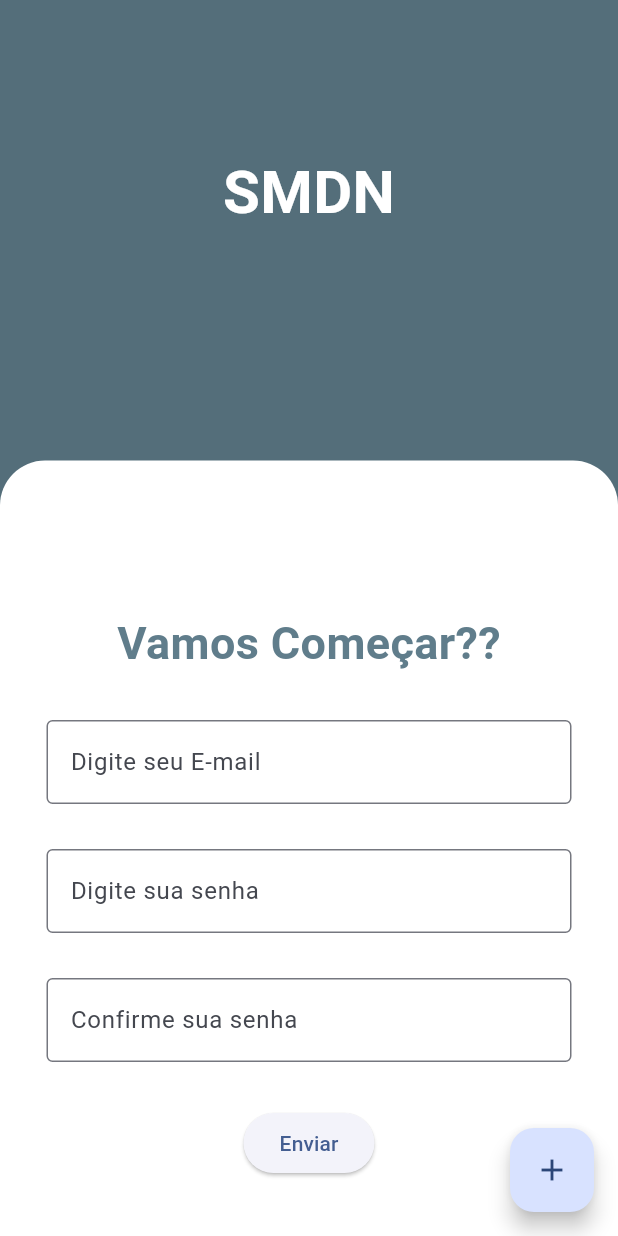
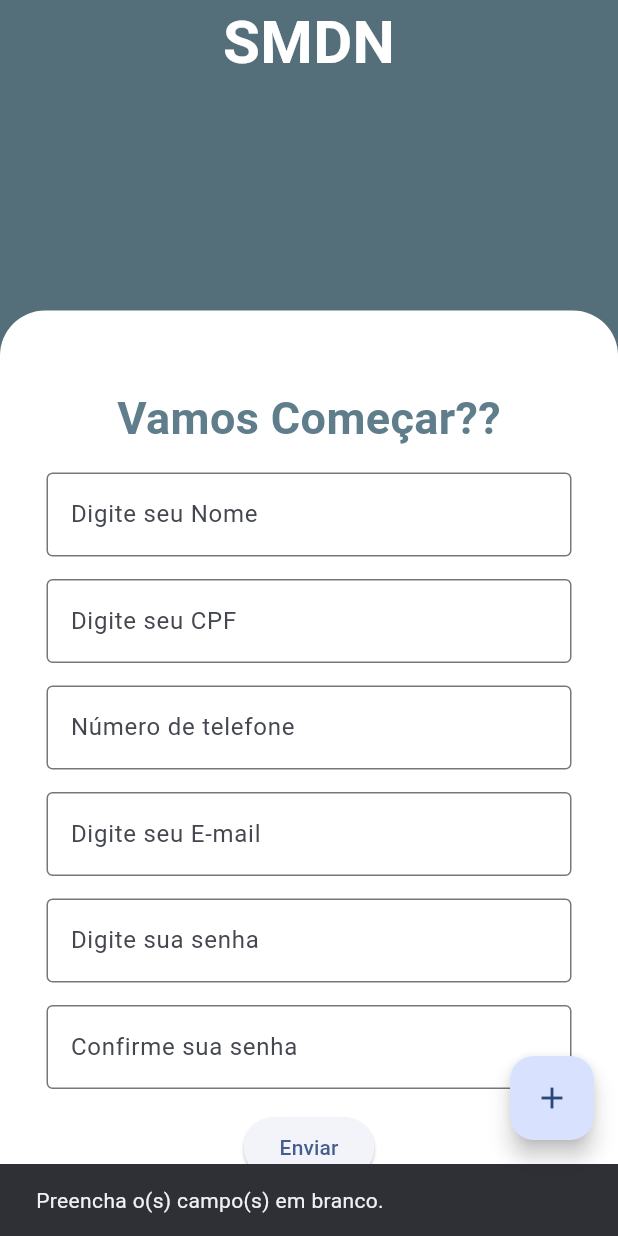
Before and after one commit to Beto-Ribeiro/Projeto-Integrador-SMDN, a Flutter app: the screen it shows after launch, after a tap on "Enviar", on a phone screen of 412 x 824 dp. Run offline on Flutter 3.47's test engine with Material 3 defaults, Android fonts, the phone set to English and light mode, and no system bars; our stand-ins replace supabase_flutter; accounts and stored records are empty.

Commit message:
Tela de Cadastro - V0.2 - Textboxes Separadas

```diff
--- a/lib/main.dart
+++ b/lib/main.dart
@@ -10,8 +10,6 @@ void main() async {
   );
 
   runApp(const MyApp());
-
-
 }
 
 class MyApp extends StatelessWidget {
@@ -30,71 +28,8 @@ class MyApp extends StatelessWidget {
   }
 }
 
-class EmailTextbox extends StatelessWidget {
-  const EmailTextbox({super.key});
-
-  @override
-  Widget build(BuildContext context) {
-    return const SizedBox(
-      width: 350,
-      child: TextField(
-        obscureText: false,
-        decoration: InputDecoration(
-          border: OutlineInputBorder(),
-          labelText: 'Digite seu E-mail',
-        ),
-      ),
-    );
-  }
-}
-
-class SenhaTextbox extends StatelessWidget {
-  const SenhaTextbox({super.key});
-
-  @override
-  Widget build(BuildContext context) {
-    return const SizedBox(
-      width: 350,
-      child: TextField(
-        obscureText: false,
-        decoration: InputDecoration(
-          border: OutlineInputBorder(),
-          labelText: 'Digite sua senha',
-        ),
-      ),
-    );
-  }
-}
-
-class ConSenhaTextbox extends StatelessWidget {
-  const ConSenhaTextbox({super.key});
-
-  @override
-  Widget build(BuildContext context) {
-    return const SizedBox(
-      width: 350,
-      child: TextField(
-        obscureText: false,
-        decoration: InputDecoration(
-          border: OutlineInputBorder(),
-          labelText: 'Confirme sua senha',
-        ),
-      ),
-    );
-  }
-}
-
 class MyHomePage extends StatefulWidget {
   const MyHomePage({super.key, required this.title});
-
-  // This widget is the home page of your application. It is stateful, meaning
-  // that it has a State object (defined below) that contains fields that affect
-  // how it looks.
-
-  // This class is the configuration for the state. It holds the values (in this
-  // case the title) provided by the parent (in this case the App widget) and
-  // used by the build method of the State. Fields in a Widget subclass are
-  // always marked "final".
 
   final String title;
 
@@ -103,11 +38,74 @@ class MyHomePage extends StatefulWidget {
 }
 
 class _MyHomePageState extends State<MyHomePage> {
-  int _counter = 0;
+  bool _estaCarregando = false;
 
-  void _incrementCounter() {
+  final _NomeController = TextEditingController();
+  final _CPFController = TextEditingController();
+  final _TelController = TextEditingController();
+  final _EmailController = TextEditingController();
+  final _SenhaController = TextEditingController();
+  final _ConSenhaController = TextEditingController();
+
+  // Função que o botão vai chamar
+  Future<void> _enviarDados() async {
     setState(() {
-      _counter++;
+      _estaCarregando = true;
+    });
+    // Aqui nós "puxamos" os valores atuais dos controladores
+    String Nome = _NomeController.text;
+    String CPF = _CPFController.text;
+    String Tel = _TelController.text;
+    String Email = _EmailController.text;
+    String Senha = _SenhaController.text;
+    String Conf_senha = _ConSenhaController.text;
+
+    if (Nome.isNotEmpty || CPF.isNotEmpty || Tel.isNotEmpty || Email.isNotEmpty || Senha.isNotEmpty || Conf_senha.isNotEmpty) {
+      String os_tres =
+          Nome +
+          " " +
+          CPF +
+          " " +
+          Tel +
+          " " +
+          Email +
+          " " +
+          Senha +
+          " " +
+          Conf_senha;
+          if(Senha != Conf_senha){
+            ScaffoldMessenger.of(context).showSnackBar(
+              const SnackBar(content: Text('As senhas inseridas não são iguais.')),
+            );
+            setState(() {
+              _estaCarregando = false;
+            });
+            return;
+          }
+
+      await Supabase.instance.client.from('Notas').insert({
+        'body': os_tres,
+      });
+
+      // Opcional: limpa os campos após o envio bem-sucedido
+      _NomeController.clear();
+      _CPFController.clear();
+      _TelController.clear();
+      _EmailController.clear();
+      _SenhaController.clear();
+      _ConSenhaController.clear();
+
+      ScaffoldMessenger.of(context).showSnackBar(
+        const SnackBar(content: Text('Cadastro Realizado com sucesso!')),
+      );
+    }
+    else {
+      ScaffoldMessenger.of(context).showSnackBar(
+        const SnackBar(content: Text('Preencha o(s) campo(s) em branco.')),
+      );
+    }
+    setState(() {
+      _estaCarregando = false;
     });
   }
 
@@ -120,9 +118,8 @@ class _MyHomePageState extends State<MyHomePage> {
           verticalDirection: VerticalDirection.up,
           mainAxisSize: MainAxisSize.max,
           children: <Widget>[
-
             Container(
-              padding: EdgeInsets.fromLTRB(25, 100, 25, 100),
+              padding: EdgeInsets.fromLTRB(25, 50, 25, 50),
               decoration: BoxDecoration(
                 color: Colors.white,
                 borderRadius: BorderRadius.only(
@@ -131,7 +128,7 @@ class _MyHomePageState extends State<MyHomePage> {
                 ), // Rounds all corners by 20 pixels
               ),
               child: Column(
-                spacing: 30,
+                spacing: 15,
                 mainAxisSize: MainAxisSize.max,
                 children: <Widget>[
                   Row(
@@ -152,21 +149,102 @@ class _MyHomePageState extends State<MyHomePage> {
                     mainAxisSize: MainAxisSize.max,
                     mainAxisAlignment: MainAxisAlignment.center,
                     children: [
-                      EmailTextbox(),
+                      SizedBox(
+                        width: 350,
+                        child: TextField(
+                          controller: _NomeController,
+                          obscureText: false,
+                          decoration: InputDecoration(
+                            border: OutlineInputBorder(),
+                            labelText: 'Digite seu Nome',
+                          ),
+                        ),
+                      ),
                     ],
                   ),
                   Row(
                     mainAxisSize: MainAxisSize.max,
                     mainAxisAlignment: MainAxisAlignment.center,
                     children: [
-                      SenhaTextbox(),
+                      SizedBox(
+                        width: 350,
+                        child: TextField(
+                          controller: _CPFController,
+                          obscureText: false,
+                          decoration: InputDecoration(
+                            border: OutlineInputBorder(),
+                            labelText: 'Digite seu CPF',
+                          ),
+                        ),
+                      ),
                     ],
                   ),
                   Row(
                     mainAxisSize: MainAxisSize.max,
                     mainAxisAlignment: MainAxisAlignment.center,
                     children: [
-                      ConSenhaTextbox(),
+                      SizedBox(
+                        width: 350,
+                        child: TextField(
+                          controller: _TelController,
+                          obscureText: false,
+                          decoration: InputDecoration(
+                            border: OutlineInputBorder(),
+                            labelText: 'Número de telefone',
+                          ),
+                        ),
+                      ),
+                    ],
+                  ),
+                  Row(
+                    mainAxisSize: MainAxisSize.max,
+                    mainAxisAlignment: MainAxisAlignment.center,
+                    children: [
+                      SizedBox(
+                        width: 350,
+                        child: TextField(
+                          controller: _EmailController,
+                          obscureText: false,
+                          decoration: InputDecoration(
+                            border: OutlineInputBorder(),
+                            labelText: 'Digite seu E-mail',
+                          ),
+                        ),
+                      ),
+                    ],
+                  ),
+                  Row(
+                    mainAxisSize: MainAxisSize.max,
+                    mainAxisAlignment: MainAxisAlignment.center,
+                    children: [
+                      SizedBox(
+                        width: 350,
+                        child: TextField(
+                          controller: _SenhaController,
+                          obscureText: true,
+                          decoration: InputDecoration(
+                            border: OutlineInputBorder(),
+                            labelText: 'Digite sua senha',
+                          ),
+                        ),
+                      ),
+                    ],
+                  ),
+                  Row(
+                    mainAxisSize: MainAxisSize.max,
+                    mainAxisAlignment: MainAxisAlignment.center,
+                    children: [
+                      SizedBox(
+                        width: 350,
+                        child: TextField(
+                          controller: _ConSenhaController,
+                          obscureText: true,
+                          decoration: InputDecoration(
+                            border: OutlineInputBorder(),
+                            labelText: 'Confirme sua senha',
+                          ),
+                        ),
+                      ),
                     ],
                   ),
                   Row(
@@ -174,19 +252,24 @@ class _MyHomePageState extends State<MyHomePage> {
                     mainAxisAlignment: MainAxisAlignment.center,
                     children: [
                       ElevatedButton(
-                        onPressed: () {
-                          // ação ao clicar
-                          print('Botão Enviar pressionado');
-                        },
-                        child: Text('Enviar'),
+                        onPressed: _estaCarregando ? null : _enviarDados,
+                        child: _estaCarregando
+                            ? const SizedBox(
+                                width: 20,
+                                height: 20,
+                                child: CircularProgressIndicator(
+                                  strokeWidth: 2,
+                                ),
                               )
+                            : const Text('Enviar'),
+                      ),
                     ],
-                  )
+                  ),
                 ],
               ),
             ),
             Container(
-              margin: EdgeInsets.fromLTRB(0, 100, 0, 150),
+              margin: EdgeInsets.fromLTRB(0, 0, 0, 150),
               child: Text(
                 style: TextStyle(
                   fontSize: 40,
@@ -206,14 +289,13 @@ class _MyHomePageState extends State<MyHomePage> {
             builder: ((context) {
               return SimpleDialog(
                 title: const Text('Add a Note'),
-                  contentPadding:
-                  const EdgeInsets.symmetric(horizontal: 30 ),
+                contentPadding: const EdgeInsets.symmetric(horizontal: 30),
                 children: [
                   TextFormField(
                     onFieldSubmitted: (value) async {
-                        await Supabase.instance.client
-                            .from('Notas')
-                            .insert({'body': value});
+                      await Supabase.instance.client.from('Notas').insert({
+                        'body': value,
+                      });
                     },
                   ), // TextFormField
                 ],
```
Lines whose indentation alone changed are shown as unchanged.
